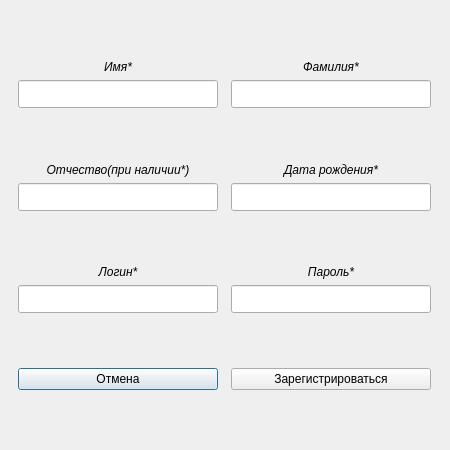
Qt form Forms/registration.ui (BeJloCuTTeguCT/BDKursovoiProject4Sem) before a commit.
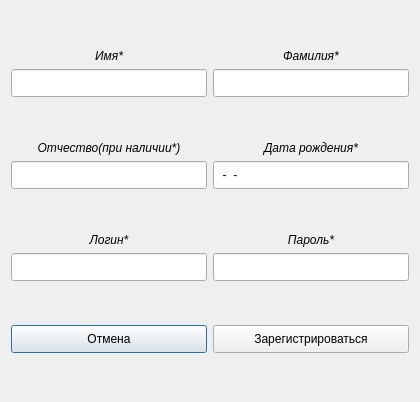
The same form after that commit.

```diff
--- a/Forms/registration.ui
+++ b/Forms/registration.ui
@@ -6,8 +6,8 @@
    <rect>
     <x>0</x>
     <y>0</y>
-    <width>450</width>
-    <height>450</height>
+    <width>420</width>
+    <height>402</height>
    </rect>
   </property>
   <property name="minimumSize">
@@ -153,8 +153,11 @@
        <height>30</height>
       </size>
      </property>
+     <property name="inputMask">
+      <string>00-00-0000</string>
+     </property>
      <property name="text">
-      <string/>
+      <string>--</string>
      </property>
     </widget>
    </item>
@@ -251,6 +254,18 @@
    </item>
    <item row="10" column="1">
     <widget class="QPushButton" name="cancel_btn">
+     <property name="minimumSize">
+      <size>
+       <width>100</width>
+       <height>28</height>
+      </size>
+     </property>
+     <property name="maximumSize">
+      <size>
+       <width>200</width>
+       <height>30</height>
+      </size>
+     </property>
      <property name="text">
       <string>Отмена</string>
      </property>
@@ -258,6 +273,18 @@
    </item>
    <item row="10" column="2">
     <widget class="QPushButton" name="save_btn">
+     <property name="minimumSize">
+      <size>
+       <width>100</width>
+       <height>28</height>
+      </size>
+     </property>
+     <property name="maximumSize">
+      <size>
+       <width>200</width>
+       <height>30</height>
+      </size>
+     </property>
      <property name="text">
       <string>Зарегистрироваться</string>
      </property>
```
Left out of the diff: 12 changed lines with no effect on the pictures.
